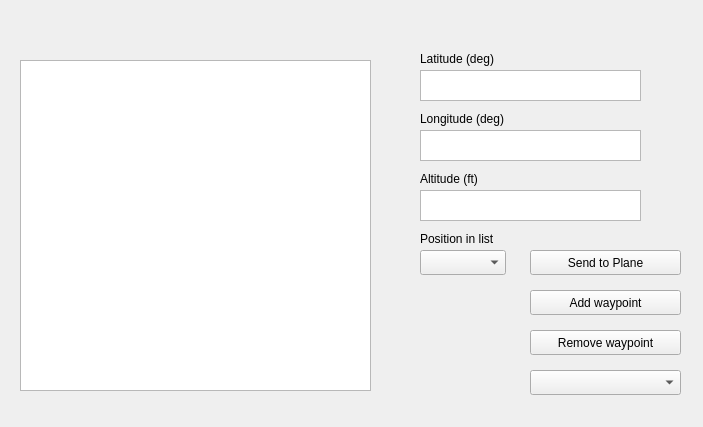
The window that src/ground_station/resources/wp_window.ui (rosplane/GroundStation) describes before a commit, drawn with Qt 5.
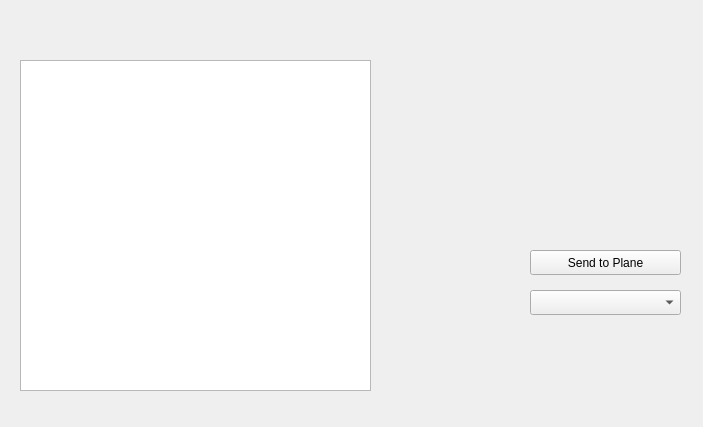
The same window after the commit.

Commit message: removed waypoint add/remove functionality, added chi to stored wp fields, implemented chi, reset, and land flags in wp_window

The edit to the form file:
```diff
--- a/src/ground_station/resources/wp_window.ui
+++ b/src/ground_station/resources/wp_window.ui
@@ -26,49 +26,6 @@
       <string>Send to Plane</string>
     </property>
   </widget>
-  <widget class="QPushButton" name="pushButton">
-   <property name="geometry">
-    <rect>
-     <x>530</x>
-     <y>290</y>
-     <width>151</width>
-     <height>25</height>
-    </rect>
-   </property>
-   <property name="text">
-    <string>Add waypoint</string>
-   </property>
-  </widget>
-  <widget class="QTextEdit" name="textEdit">
-   <property name="geometry">
-    <rect>
-     <x>420</x>
-     <y>70</y>
-     <width>221</width>
-     <height>31</height>
-    </rect>
-   </property>
-  </widget>
-  <widget class="QTextEdit" name="textEdit_2">
-   <property name="geometry">
-    <rect>
-     <x>420</x>
-     <y>130</y>
-     <width>221</width>
-     <height>31</height>
-    </rect>
-   </property>
-  </widget>
-  <widget class="QTextEdit" name="textEdit_3">
-   <property name="geometry">
-    <rect>
-     <x>420</x>
-     <y>190</y>
-     <width>221</width>
-     <height>31</height>
-    </rect>
-   </property>
-  </widget>
   <widget class="QListWidget" name="listWidget">
    <property name="geometry">
     <rect>
@@ -92,86 +49,11 @@
     <string> </string>
    </property>
   </widget>
-  <widget class="QLabel" name="label_2">
-   <property name="geometry">
-    <rect>
-     <x>420</x>
-     <y>50</y>
-     <width>111</width>
-     <height>17</height>
-    </rect>
-   </property>
-   <property name="text">
-    <string>Latitude (deg)</string>
-   </property>
-  </widget>
-  <widget class="QLabel" name="label_3">
-   <property name="geometry">
-    <rect>
-     <x>420</x>
-     <y>110</y>
-     <width>111</width>
-     <height>17</height>
-    </rect>
-   </property>
-   <property name="text">
-    <string>Longitude (deg)</string>
-   </property>
-  </widget>
-  <widget class="QLabel" name="label_4">
-   <property name="geometry">
-    <rect>
-     <x>420</x>
-     <y>170</y>
-     <width>111</width>
-     <height>17</height>
-    </rect>
-   </property>
-   <property name="text">
-    <string>Altitude (ft)</string>
-   </property>
-  </widget>
-  <widget class="QLabel" name="label_5">
-   <property name="geometry">
-    <rect>
-     <x>420</x>
-     <y>230</y>
-     <width>111</width>
-     <height>17</height>
-    </rect>
-   </property>
-   <property name="text">
-    <string>Position in list</string>
-   </property>
-  </widget>
-  <widget class="QComboBox" name="comboBox">
-   <property name="geometry">
-    <rect>
-     <x>420</x>
-     <y>250</y>
-     <width>86</width>
-     <height>25</height>
-    </rect>
-   </property>
-  </widget>
-  <widget class="QPushButton" name="pushButton_2">
-   <property name="geometry">
-    <rect>
-     <x>530</x>
-     <y>330</y>
-     <width>151</width>
-     <height>25</height>
-    </rect>
-   </property>
-   <property name="text">
-    <string>Remove waypoint</string>
-   </property>
-  </widget>
   <widget class="QComboBox" name="mode_comboBox">
     <property name="geometry">
      <rect>
       <x>530</x>
-      <y>370</y>
+      <y>290</y>
       <width>151</width>
       <height>25</height>
      </rect>
```
Left out of the diff: 15 changed lines with no effect on the pictures. The commit also changes 9 other files.
